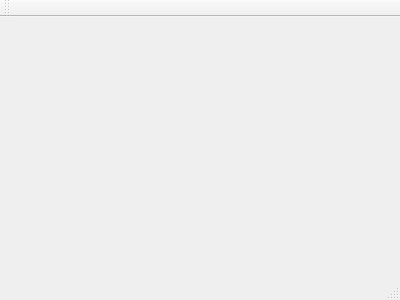
Old version of the form mainwindow.ui in the repository TheAllen/Photo-Precessing-App.
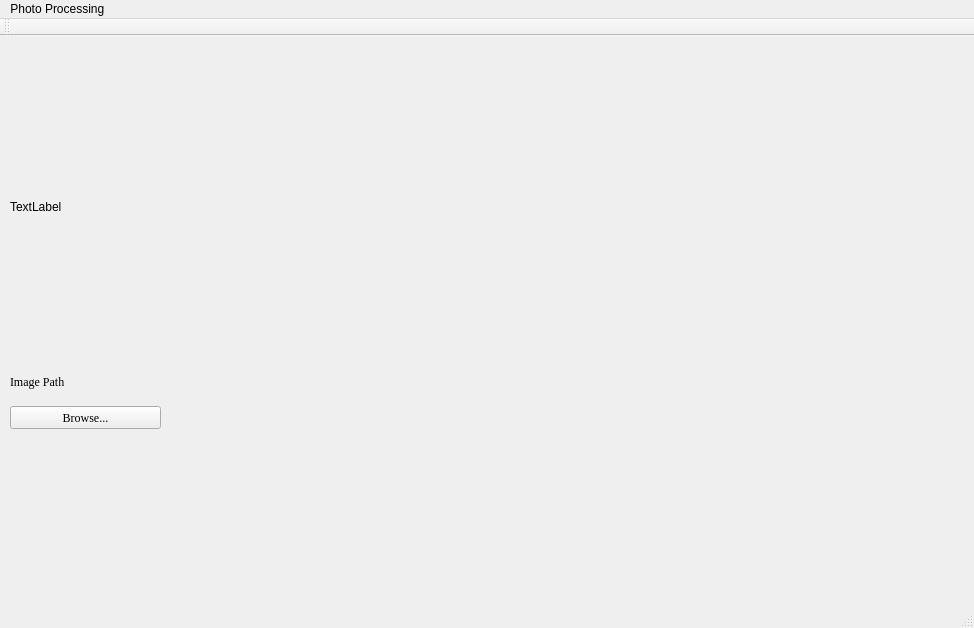
New version of the form.

Commit message: Created a image viewer to upload images

Diff of the .ui file:
```diff
--- a/mainwindow.ui
+++ b/mainwindow.ui
@@ -1,24 +1,98 @@
 <ui version="4.0">
  <class>MainWindow</class>
- <widget class="QMainWindow" name="MainWindow" >
-  <property name="geometry" >
+ <widget class="QMainWindow" name="MainWindow">
+  <property name="geometry">
    <rect>
     <x>0</x>
     <y>0</y>
-    <width>400</width>
-    <height>300</height>
+    <width>974</width>
+    <height>628</height>
    </rect>
   </property>
   <property name="windowTitle" >
    <string>MainWindow</string>
   </property>
-  <widget class="QMenuBar" name="menuBar" />
-  <widget class="QToolBar" name="mainToolBar" />
-  <widget class="QWidget" name="centralWidget" />
-  <widget class="QStatusBar" name="statusBar" />
+  <widget class="QWidget" name="centralWidget">
+   <widget class="QLabel" name="label">
+    <property name="geometry">
+     <rect>
+      <x>10</x>
+      <y>10</y>
+      <width>691</width>
+      <height>321</height>
+     </rect>
+    </property>
+    <property name="text">
+     <string>TextLabel</string>
+    </property>
+   </widget>
+   <widget class="QLabel" name="label_2">
+    <property name="geometry">
+     <rect>
+      <x>10</x>
+      <y>330</y>
+      <width>231</width>
+      <height>31</height>
+     </rect>
+    </property>
+    <property name="font">
+     <font>
+      <family>Georgia</family>
+     </font>
+    </property>
+    <property name="text">
+     <string>Image Path</string>
+    </property>
+    <property name="alignment">
+     <set>Qt::AlignLeading|Qt::AlignLeft|Qt::AlignVCenter</set>
+    </property>
+   </widget>
+   <widget class="QPushButton" name="pushButton">
+    <property name="geometry">
+     <rect>
+      <x>10</x>
+      <y>370</y>
+      <width>151</width>
+      <height>23</height>
+     </rect>
+    </property>
+    <property name="font">
+     <font>
+      <family>Georgia</family>
+     </font>
+    </property>
+    <property name="text">
+     <string>Browse...</string>
+    </property>
+   </widget>
+  </widget>
+  <widget class="QMenuBar" name="menuBar">
+   <property name="geometry">
+    <rect>
+     <x>0</x>
+     <y>0</y>
+     <width>974</width>
+     <height>21</height>
+    </rect>
+   </property>
+   <widget class="QMenu" name="menuPhoto_Processing">
+    <property name="title">
+     <string>Photo Processing </string>
+    </property>
+   </widget>
+   <addaction name="menuPhoto_Processing"/>
+  </widget>
+  <widget class="QToolBar" name="mainToolBar">
+   <attribute name="toolBarArea">
+    <enum>TopToolBarArea</enum>
+   </attribute>
+   <attribute name="toolBarBreak">
+    <bool>false</bool>
+   </attribute>
+  </widget>
+  <widget class="QStatusBar" name="statusBar"/>
  </widget>
- <layoutDefault spacing="6" margin="11" />
- <pixmapfunction></pixmapfunction>
+ <layoutdefault spacing="6" margin="11"/>
  <resources/>
  <connections/>
 </ui>
```
Left out of the diff: 3 changed lines with no effect on the pictures. The commit also changes 3 other files.
